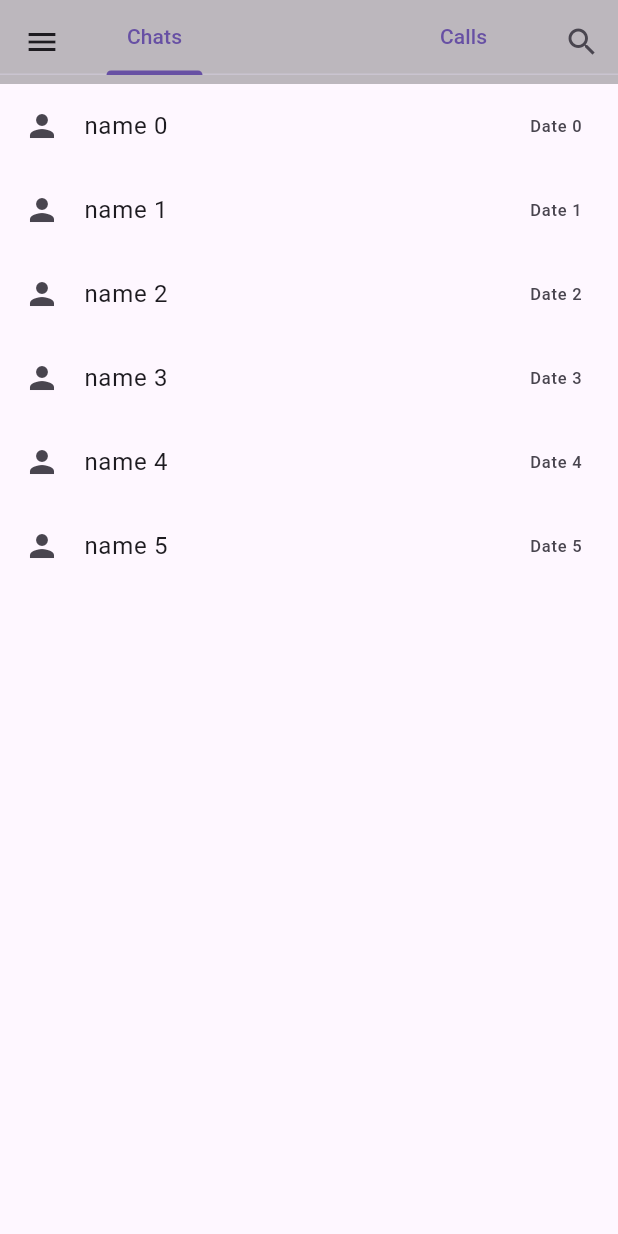
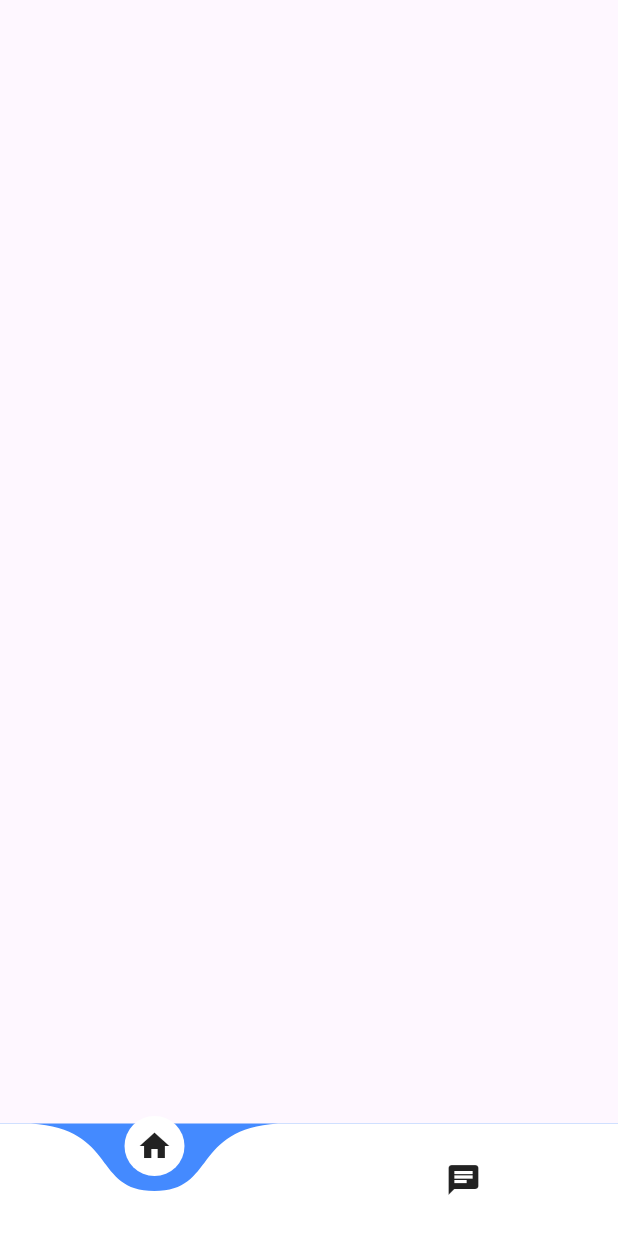
Before and after one commit to RathulVT/flutter, a Flutter app: the screen it shows after launch, on a phone screen of 412 x 824 dp. Run offline on Flutter 3.47's test engine with Material 2 defaults, Android fonts, the phone set to English and light mode, and no system bars; drawn by our look-alikes of curved_navigation_bar; missing offline and left inert: dart:ffi.

Commit message:
bottom navigation, tab bar, popupmenu,dependencies,list builder,inkwell

```diff
--- a/lib/Telegram_Ui/Telegram_ui.dart
+++ b/lib/Telegram_Ui/Telegram_ui.dart
@@ -1,7 +1,7 @@
 import 'package:flutter/material.dart';
-import 'package:untitled/Telegram_Ui/chats.dart';
 import 'calls.dart';
 import 'drawerpage.dart';
+import 'chats.dart';
 
 class TelegramUi extends StatefulWidget {
   const TelegramUi({Key? key}) : super(key: key);
@@ -53,7 +53,7 @@ class _TelegramUiState extends State<TelegramUi> with TickerProviderStateMixin {
 
       body: TabBarView(
         controller: tabController,
-        children: const [
+        children: [
 
             Chats(),
             Callspage(),
--- /dev/null
+++ b/lib/dependencies_samp.dart
@@ -0,0 +1,22 @@
+import 'package:curved_navigation_bar/curved_navigation_bar.dart';
+import 'package:flutter/material.dart';
+
+class Packagedep extends StatefulWidget {
+  const Packagedep({Key? key}) : super(key: key);
+
+  @override
+  State<Packagedep> createState() => _PackagedepState();
+}
+
+class _PackagedepState extends State<Packagedep> {
+  @override
+  Widget build(BuildContext context) {
+    return Scaffold(
+      body: Center(),
+      bottomNavigationBar: CurvedNavigationBar(items: [
+        Icon(Icons.home),
+        Icon(Icons.chat),
+      ]),
+    );
+  }
+}
--- a/lib/login_page/FormField.dart
+++ b/lib/login_page/FormField.dart
@@ -1,5 +1,5 @@
 import 'package:flutter/material.dart';
-import 'package:untitled/SavedPage.dart';
+
 
 class DataloginPage extends StatefulWidget {
   const DataloginPage({Key? key}) : super(key: key);
--- a/lib/main.dart
+++ b/lib/main.dart
@@ -10,7 +10,9 @@ import 'FormField.dart';
 import 'NavgationButton.dart';
 import 'Telegram_Ui/Telegram_ui.dart';
 import 'Telegram_ui.dart';
+import 'dependencies_samp.dart';
 import 'drawer.dart';
+import 'Inlwellfun.dart';
 import 'form.dart';
 // import 'package:untitled/windowscolor_changing_task.dart';
 //
@@ -19,6 +21,7 @@ import 'form.dart';
 // import 'listTile.dart';
 // import 'listview.dart';
 // import 'listviewTask.dart';
+import 'Listviewbuilder.dart';
 
 void main(){
 
@@ -37,7 +40,7 @@ class MyApp extends StatelessWidget {
 
       ),
 
-      home: TelegramUi(),
+      home: Packagedep(),
 
     );
   }
--- a/pubspec.yaml
+++ b/pubspec.yaml
@@ -35,6 +35,7 @@ dependencies:
   # The following adds the Cupertino Icons font to your application.
   # Use with the CupertinoIcons class for iOS style icons.
   cupertino_icons: ^1.0.2
+  curved_navigation_bar: ^1.0.3
 
 dev_dependencies:
   flutter_test:
```
Also changed, not shown: lib/Inlwellfun.dart (added, +36 -0 lines), lib/Listviewbuilder.dart (added, +31 -0 lines), lib/Telegram_Ui/calls.dart (+79 -5 lines), pubspec.lock.
